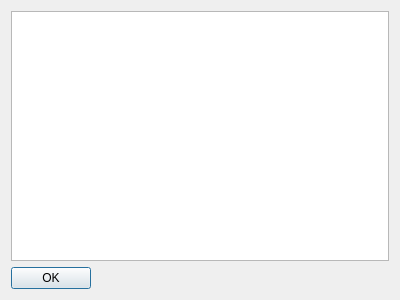
Qt form testpr1/help.ui (enterin79/graduate_work) before a commit.
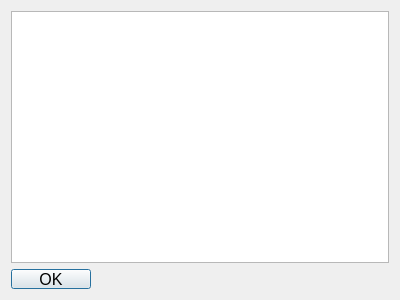
The same form after that commit.

What changed in the file:
```diff
--- a/testpr1/help.ui
+++ b/testpr1/help.ui
@@ -10,6 +10,11 @@
     <height>300</height>
    </rect>
   </property>
+  <property name="font">
+   <font>
+    <pointsize>12</pointsize>
+   </font>
+  </property>
   <property name="windowTitle">
    <string>Краткое руководство пользователя</string>
   </property>
@@ -26,13 +31,13 @@
      <property name="minimumSize">
       <size>
        <width>80</width>
-       <height>22</height>
+       <height>20</height>
       </size>
      </property>
      <property name="maximumSize">
       <size>
        <width>80</width>
-       <height>22</height>
+       <height>20</height>
       </size>
      </property>
      <property name="text">
```
